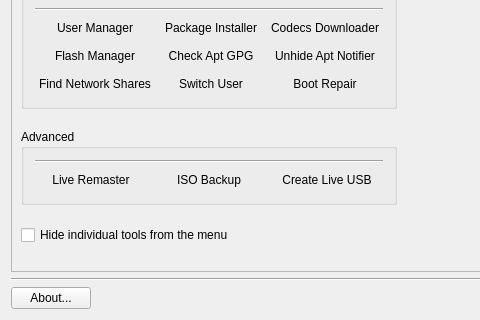
Old version of the form mxtools.ui in the repository AdrianTM/mx-tools; both pictures show x 0 to 480 and y 114 to 434 of the 621 by 434 pixel window.
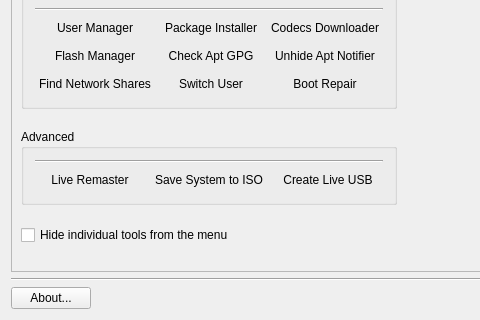
New version of the form. Icons and pictures are not drawn. Custom widgets are drawn as their Qt base class.

What changed in the file:
```diff
--- a/mxtools.ui
+++ b/mxtools.ui
@@ -209,7 +209,7 @@
             <string>Create a live-CD from the running system.</string>
            </property>
            <property name="text">
-            <string>ISO Backup</string>
+            <string>Save System to ISO</string>
            </property>
            <property name="icon">
             <iconset>
```
